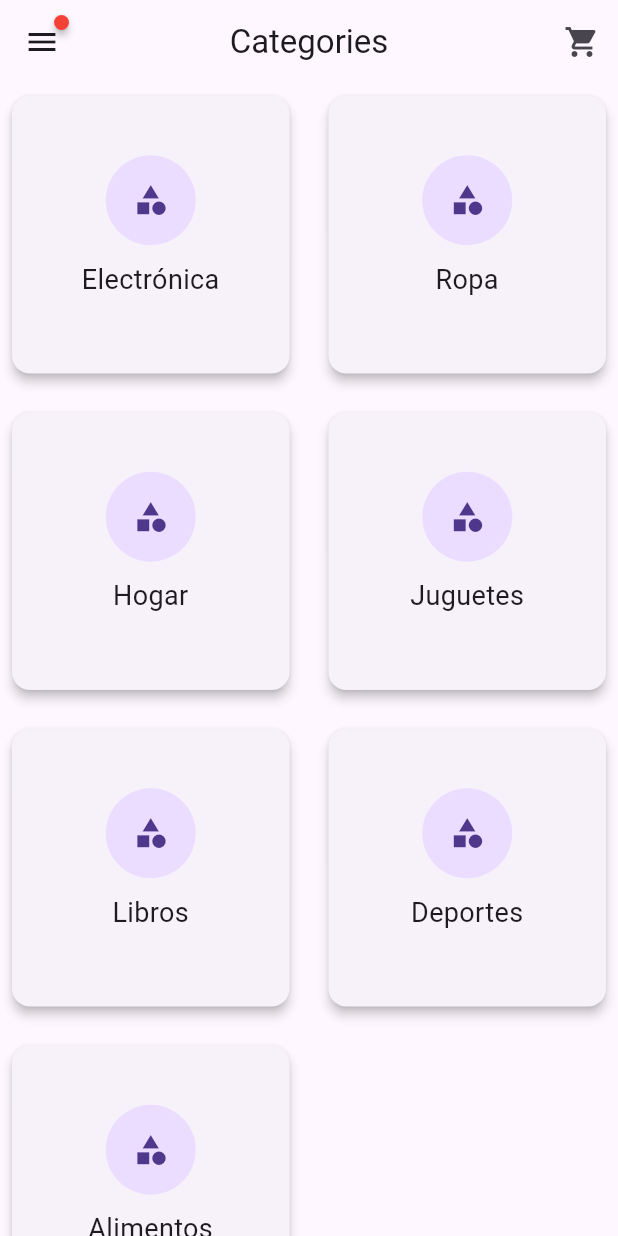
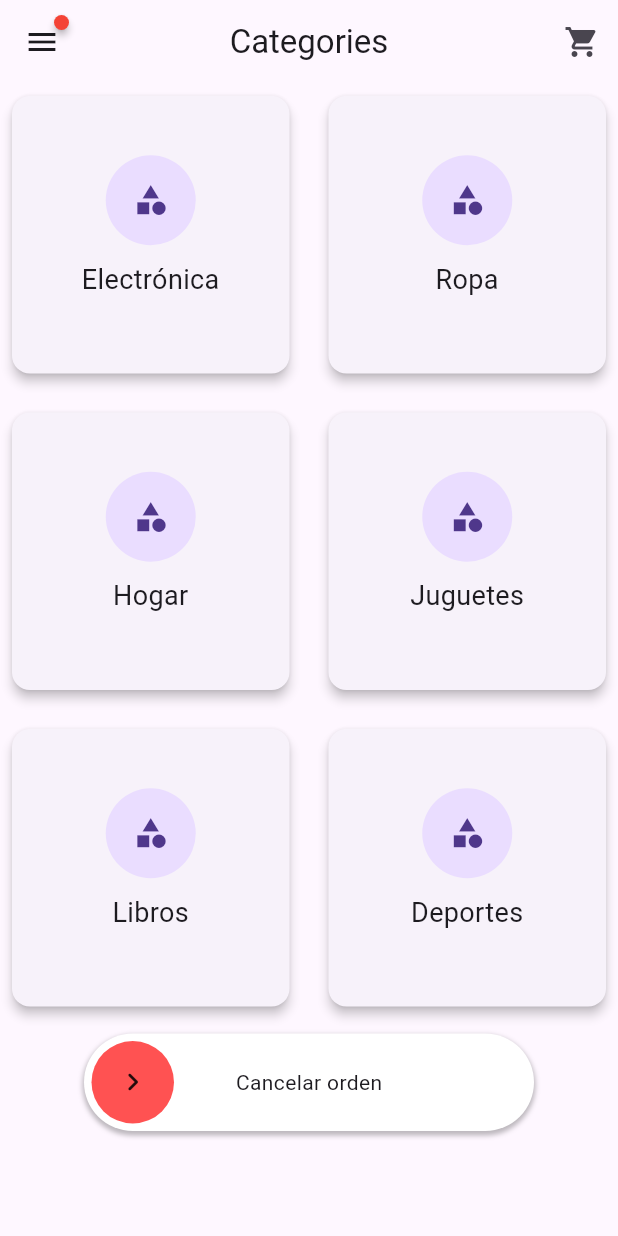
Before and after one commit to lmrc64/pmsn_2025_p3, a Flutter app: the CategoriesUserScreen screen opened directly, on a phone screen of 412 x 824 dp. Run offline on Flutter 3.47's test engine with Material 3 defaults, Android fonts, the phone set to English and light mode, and no system bars; drawn by our look-alikes of action_slider, badges; our stand-ins replace card_loading, flutter_slider_drawer, image_picker, sqflite, table_calendar; missing offline and left inert: art_sweetalert, short_navigation; accounts and stored records are empty.

Commit message:
Adding Finish and Cancel Order actions On Categories, Cart and Order Detail

```diff
--- a/lib/screens/categories_user_screen.dart
+++ b/lib/screens/categories_user_screen.dart
@@ -1,10 +1,12 @@
 import 'dart:io';
 
+import 'package:action_slider/action_slider.dart';
 import 'package:badges/badges.dart' as badges;
 import 'package:flutter/material.dart';
 import 'package:pmsn_2025_p3/database/sales_database.dart';
 import 'package:pmsn_2025_p3/models/category_model.dart';
 import 'package:pmsn_2025_p3/screens/cart_screen.dart';
+import 'package:pmsn_2025_p3/screens/dashboard_screen.dart';
 import 'package:pmsn_2025_p3/screens/order_detail_user_screen.dart';
 import 'package:pmsn_2025_p3/utils/global_values.dart';
 
@@ -68,7 +70,10 @@ class _CategoriesUserScreenState extends State<CategoriesUserScreen> {
                 child: Text(snapshot.error.toString()),
               );
             } else if (snapshot.hasData) {
-              return GridView.builder(
+              return Column(
+                children: [
+                  Expanded(
+                    child: GridView.builder(
                       gridDelegate: SliverGridDelegateWithFixedCrossAxisCount(
                         crossAxisCount: 2,
                         crossAxisSpacing: 10,
@@ -79,6 +84,30 @@ class _CategoriesUserScreenState extends State<CategoriesUserScreen> {
                         final category = snapshot.data![index];
                         return ItemCategory(category);
                       },
+                    ),
+                  ),
+                  Container(
+                    margin: EdgeInsets.only(bottom: 70),
+                    child: ActionSlider.standard(
+                      sliderBehavior: SliderBehavior.stretch,
+                      width: 300.0,
+                      backgroundColor: Colors.white,
+                      toggleColor: Colors.redAccent,
+                      action: (controller) async {
+                        controller.loading(); //starts loading animation
+                        await Future.delayed(const Duration(seconds: 2));
+                        controller.success(); //starts success animation
+
+                        await Future.delayed(const Duration(seconds: 1));
+                        await database!
+                            .delete('order', 'order_id', widget.orderId!);
+                        Go.toRemoveUntil(DashboardScreen());
+                        // controller.reset(); //resets the slider
+                      },
+                      child: const Text('Cancelar orden'),
+                    ),
+                  ),
+                ],
               );
             } else {
               return Center(
--- a/pubspec.yaml
+++ b/pubspec.yaml
@@ -45,6 +45,7 @@ dependencies:
   short_navigation: ^2.2.1
   card_loading: ^0.3.2
   badges: ^3.1.2
+  action_slider: ^0.7.0
 
 dev_dependencies:
   flutter_test:
```
Also changed, not shown: lib/screens/cart_screen.dart (+35 -6 lines), lib/screens/order_detail_user_screen.dart (+20 -0 lines), pubspec.lock, 4 other files. Lines whose indentation alone changed are shown as unchanged.
